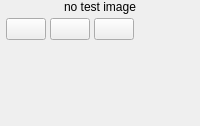
This is ui/qt/col_tests.ui in Alexey-Nikolaevic-B/2042_sensor_testing as Qt 5 draws it before an edit. The edited form follows.
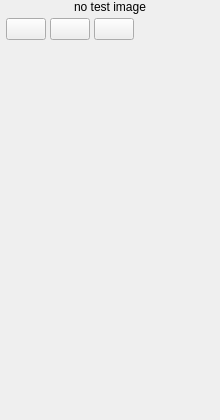
This is the edited form.

```diff
--- a/ui/qt/col_tests.ui
+++ b/ui/qt/col_tests.ui
@@ -2,7 +2,14 @@
 <ui version="4.0">
  <class>ColTests</class>
  <widget class="QWidget" name="ColTests">
-  <property name="minimumWidth"><number>220</number></property>
+  <property name="geometry">
+   <rect>
+    <x>0</x>
+    <y>0</y>
+    <width>220</width>
+    <height>420</height>
+   </rect>
+  </property>
   <layout class="QVBoxLayout" name="layout_root">
    <property name="spacing"><number>0</number></property>
    <property name="leftMargin"><number>0</number></property>
@@ -67,10 +74,66 @@
     </widget>
    </item>
    <item>
-    <widget class="QLabel" name="lbl_test_description">
-     <property name="text"><string/></property>
-     <property name="wordWrap"><bool>true</bool></property>
-     <property name="minimumHeight"><number>36</number></property>
+    <widget class="QLabel" name="lbl_selected_test_name">
+     <property name="text">
+      <string/>
+     </property>
+    </widget>
+   </item>
+   <item>
+    <widget class="QScrollArea" name="scroll_description">
+     <property name="frameShape">
+      <enum>QFrame::NoFrame</enum>
+     </property>
+     <property name="verticalScrollBarPolicy">
+      <enum>Qt::ScrollBarAsNeeded</enum>
+     </property>
+     <property name="horizontalScrollBarPolicy">
+      <enum>Qt::ScrollBarAlwaysOff</enum>
+     </property>
+     <property name="widgetResizable">
+      <bool>true</bool>
+     </property>
+     <widget class="QWidget" name="scroll_description_contents">
+      <property name="geometry">
+       <rect>
+        <x>0</x>
+        <y>0</y>
+        <width>220</width>
+        <height>72</height>
+       </rect>
+      </property>
+      <layout class="QVBoxLayout" name="desc_layout">
+       <property name="spacing">
+        <number>0</number>
+       </property>
+       <property name="leftMargin">
+        <number>12</number>
+       </property>
+       <property name="topMargin">
+        <number>8</number>
+       </property>
+       <property name="rightMargin">
+        <number>12</number>
+       </property>
+       <property name="bottomMargin">
+        <number>8</number>
+       </property>
+       <item>
+        <widget class="QLabel" name="lbl_test_description">
+         <property name="text">
+          <string/>
+         </property>
+         <property name="alignment">
+          <set>Qt::AlignLeading|Qt::AlignLeft|Qt::AlignTop</set>
+         </property>
+         <property name="wordWrap">
+          <bool>true</bool>
+         </property>
+        </widget>
+       </item>
+      </layout>
+     </widget>
     </widget>
    </item>
    <item>
@@ -80,6 +143,14 @@
      <property name="verticalScrollBarPolicy"><enum>Qt::ScrollBarAsNeeded</enum></property>
      <property name="frameShape"><enum>QFrame::NoFrame</enum></property>
      <widget class="QWidget" name="scroll_tests_contents">
+      <property name="geometry">
+       <rect>
+        <x>0</x>
+        <y>0</y>
+        <width>220</width>
+        <height>72</height>
+       </rect>
+      </property>
       <layout class="QVBoxLayout" name="tests_list_layout">
        <property name="spacing"><number>0</number></property>
        <property name="leftMargin"><number>0</number></property>
```
Left out of the diff: 137 changed lines with no effect on the pictures.
